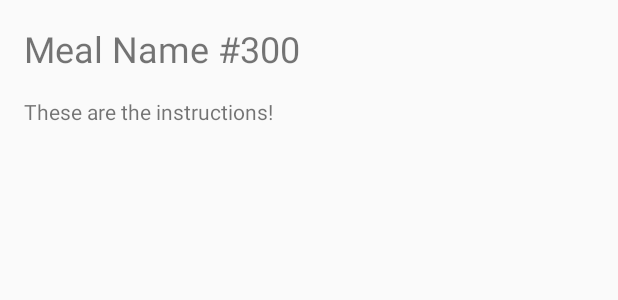
After one commit to danfelix-dev/meal-search, an Android app: the layout detail_fragment.xml on its own in the app's theme, with its tools: preview values and no code run, on a phone screen of 412 x 824 dp. The commit adds this screen. Shown: the top 300 px of the screen. Run offline under Robolectric (Android 15) with nearby library versions, the phone set to English and light mode, and no system bars.

Commit message:
Added meal details view

```diff
--- a/app/src/main/java/com/zshock/mealsearch/domain/model/Meal.kt
+++ b/app/src/main/java/com/zshock/mealsearch/domain/model/Meal.kt
@@ -17,4 +17,7 @@ class Meal : Parcelable {
 
     @SerializedName("strCategory")
     val category: String? = null
+
+    @SerializedName("strInstructions")
+    val instructions: String? = null
 }
--- a/app/src/main/java/com/zshock/mealsearch/ui/search/SearchFragment.kt
+++ b/app/src/main/java/com/zshock/mealsearch/ui/search/SearchFragment.kt
@@ -4,8 +4,8 @@ import android.os.Bundle
 import android.text.Editable
 import android.text.TextWatcher
 import android.view.View
-import android.widget.Toast
 import androidx.databinding.DataBindingUtil
+import androidx.navigation.fragment.findNavController
 import androidx.navigation.navGraphViewModels
 import com.zshock.mealsearch.R
 import com.zshock.mealsearch.databinding.SearchFragmentBinding
@@ -48,8 +48,8 @@ class SearchFragment : BaseFragment(), SearchAdapter.Callback {
     }
 
     override fun onMealSelected(meal: Meal) {
-        // TODO: meal detail
-        Toast.makeText(context, R.string.not_implemented, Toast.LENGTH_SHORT).show()
+        val direction = SearchFragmentDirections.actionSearchFragmentToDetailFragment(meal)
+        findNavController().navigate(direction)
     }
 
 }
--- /dev/null
+++ b/app/src/main/res/layout/detail_fragment.xml
@@ -0,0 +1,61 @@
+<?xml version="1.0" encoding="utf-8"?>
+<layout xmlns:app="http://schemas.android.com/apk/res-auto"
+    xmlns:tools="http://schemas.android.com/tools">
+
+    <data>
+
+        <variable
+            name="viewModel"
+            type="com.zshock.mealsearch.ui.detail.DetailViewModel" />
+
+    </data>
+
+    <androidx.constraintlayout.widget.ConstraintLayout xmlns:android="http://schemas.android.com/apk/res/android"
+        android:layout_width="match_parent"
+        android:layout_height="match_parent">
+
+        <TextView
+            android:id="@+id/titleTextView"
+            android:layout_width="0dp"
+            android:layout_height="wrap_content"
+            android:layout_marginLeft="@dimen/margin_medium"
+            android:layout_marginTop="@dimen/margin_medium"
+            android:layout_marginRight="@dimen/margin_medium"
+            android:ellipsize="end"
+            android:maxLines="2"
+            android:text="@{viewModel.meal.title}"
+            android:textSize="@dimen/text_medium"
+            app:layout_constraintLeft_toLeftOf="parent"
+            app:layout_constraintRight_toRightOf="parent"
+            app:layout_constraintTop_toTopOf="parent"
+            tools:text="Meal Name #300" />
+
+        <ScrollView
+            android:id="@+id/scrollView"
+            android:layout_width="0dp"
+            android:layout_height="0dp"
+            android:layout_marginTop="@dimen/margin_medium"
+            android:fillViewport="true"
+            app:layout_constraintBottom_toBottomOf="parent"
+            app:layout_constraintLeft_toLeftOf="parent"
+            app:layout_constraintRight_toRightOf="parent"
+            app:layout_constraintTop_toBottomOf="@id/titleTextView">
+
+            <TextView
+                android:id="@+id/stockTextView"
+                android:layout_width="match_parent"
+                android:layout_height="wrap_content"
+                android:layout_marginLeft="@dimen/margin_medium"
+                android:layout_marginRight="@dimen/margin_medium"
+                android:paddingBottom="@dimen/margin_medium"
+                android:text="@{viewModel.meal.instructions}"
+                android:textSize="@dimen/text_small"
+                app:layout_constraintLeft_toLeftOf="parent"
+                app:layout_constraintRight_toRightOf="parent"
+                app:layout_constraintTop_toBottomOf="@id/titleTextView"
+                tools:text="These are the instructions!" />
+        </ScrollView>
+
+    </androidx.constraintlayout.widget.ConstraintLayout>
+
+</layout>
--- a/app/src/main/res/values/dimens.xml
+++ b/app/src/main/res/values/dimens.xml
@@ -3,8 +3,7 @@
     <dimen name="margin_medium">16dp</dimen>
     <dimen name="margin_small">8dp</dimen>
     <dimen name="margin_vertical_header">4dp</dimen>
-    <dimen name="text_large">64sp</dimen>
-    <dimen name="text_medium">38sp</dimen>
-    <dimen name="text_small">20sp</dimen>
+    <dimen name="text_medium">24sp</dimen>
+    <dimen name="text_small">14sp</dimen>
     <dimen name="size_thumbnail_image">32dp</dimen>
 </resources>
```
Also changed, not shown: app/src/main/java/com/zshock/mealsearch/ui/detail/DetailFragment.kt (added, +31 -0 lines), app/src/main/java/com/zshock/mealsearch/ui/detail/DetailViewModel.kt (added, +8 -0 lines), app/src/main/java/com/zshock/mealsearch/ui/detail/DetailViewModelFactory.kt (added, +12 -0 lines), app/src/main/res/navigation/nav_graph.xml (+18 -1 lines).
